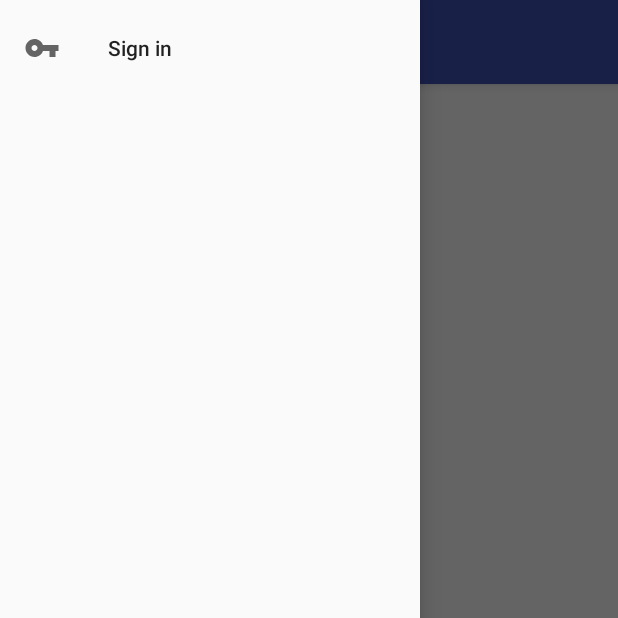
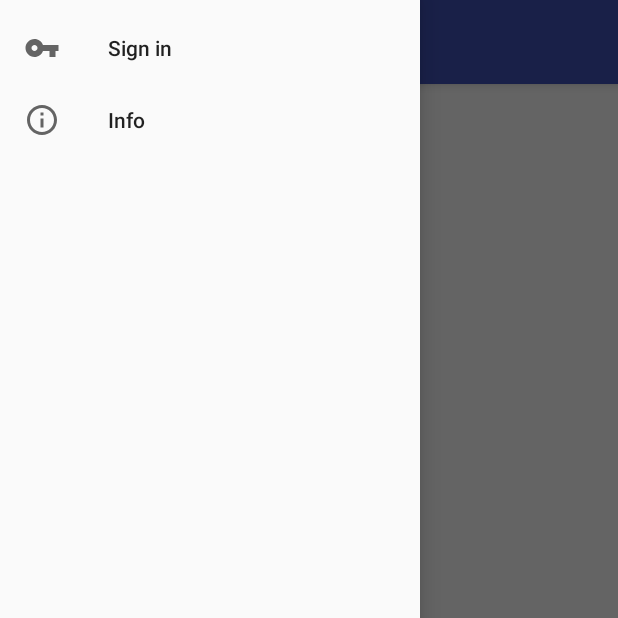
Before and after one commit to ligi/PeepDroid, an Android app: the screen it shows after launch (MainActivity), after a tap on "Sign in", on a phone screen of 412 x 824 dp, the top half of it. Run offline under Robolectric (Android 15) with nearby library versions, the phone set to English and light mode, and no system bars; libraries missing offline, so code that uses them is left out: com.franmontiel.persistentcookiejar, kotlinx.coroutines.experimental, org.koin.dsl, org.ligi.kaxt; 3 statements that could not run were skipped; 2 other taps on this screen came first.

Commit message:
Initial info activity

```diff
--- a/app/build.gradle
+++ b/app/build.gradle
@@ -44,6 +44,8 @@ dependencies {
     implementation 'com.github.ligi:KAXT:0.20'
     implementation 'com.github.ligi:KAXTUI:0.5'
 
+    compile 'com.github.ligi:extracompats:0.4'
+
     // Koin for Android
     implementation "org.koin:koin-android:1.0.0-RC-2"
 
--- a/app/src/main/AndroidManifest.xml
+++ b/app/src/main/AndroidManifest.xml
@@ -18,6 +18,7 @@
             </intent-filter>
         </activity>
         <activity android:name=".PeepActivity"/>
+        <activity android:name=".InfoActivity"/>
     </application>
 
 </manifest>
--- a/app/src/main/java/org/ligi/peepdroid/MainActivity.kt
+++ b/app/src/main/java/org/ligi/peepdroid/MainActivity.kt
@@ -71,7 +71,12 @@ class MainActivity : AppCompatActivity() {
 
         nav_view.setNavigationItemSelectedListener { menuItem ->
             when (menuItem.itemId) {
-                R.id.menu_sign_in -> true.also { signIn() }
+                R.id.menu_sign_in -> true.also {
+                    signIn()
+                }
+                R.id.menu_info -> true.also {
+                    startActivityFromClass(InfoActivity::class.java)
+                }
                 else -> false
             }
         }
--- /dev/null
+++ b/app/src/main/res/drawable/ic_info_outline_black_24dp.xml
@@ -0,0 +1,9 @@
+<vector xmlns:android="http://schemas.android.com/apk/res/android"
+        android:width="24dp"
+        android:height="24dp"
+        android:viewportWidth="24.0"
+        android:viewportHeight="24.0">
+    <path
+        android:fillColor="#FF000000"
+        android:pathData="M11,17h2v-6h-2v6zM12,2C6.48,2 2,6.48 2,12s4.48,10 10,10 10,-4.48 10,-10S17.52,2 12,2zM12,20c-4.41,0 -8,-3.59 -8,-8s3.59,-8 8,-8 8,3.59 8,8 -3.59,8 -8,8zM11,9h2L13,7h-2v2z"/>
+</vector>
--- a/app/src/main/res/menu/main.xml
+++ b/app/src/main/res/menu/main.xml
@@ -4,4 +4,9 @@
             android:icon="@drawable/ic_vpn_key_black_24dp"
             android:title="Sign in"
             android:id="@+id/menu_sign_in"/>
+
+    <item
+            android:icon="@drawable/ic_info_outline_black_24dp"
+            android:title="Info"
+            android:id="@+id/menu_info"/>
 </menu>
```
Also changed, not shown: app/src/main/java/org/ligi/peepdroid/InfoActivity.kt (added, +32 -0 lines), app/src/main/res/layout/activity_info.xml (added, +40 -0 lines), app/src/main/res/values/strings.xml (+10 -0 lines).
